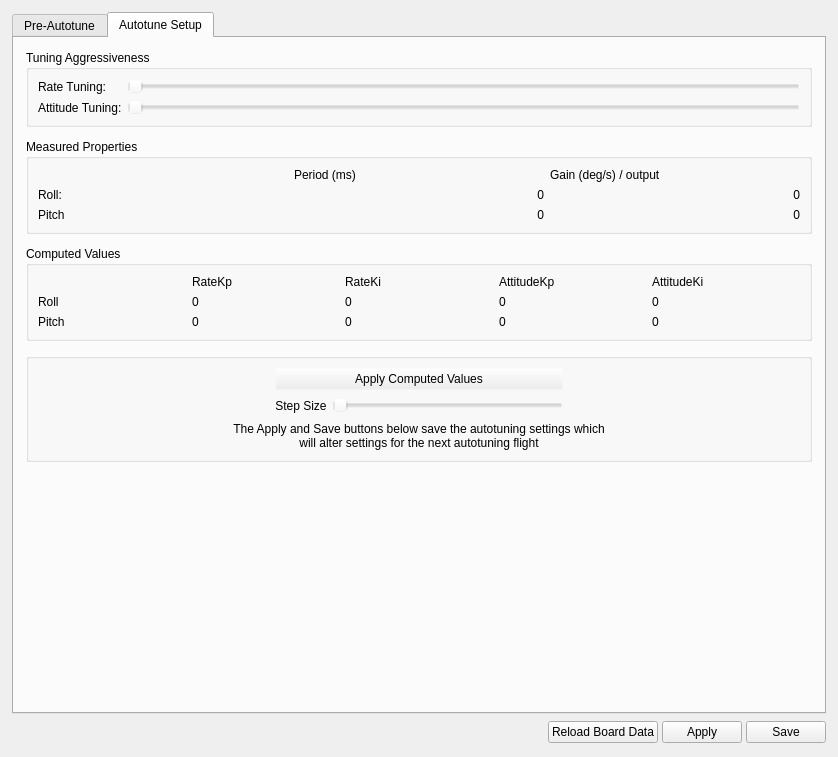
Qt form ground/gcs/src/plugins/config/autotune.ui (TauLabs/TauLabs) before a commit.
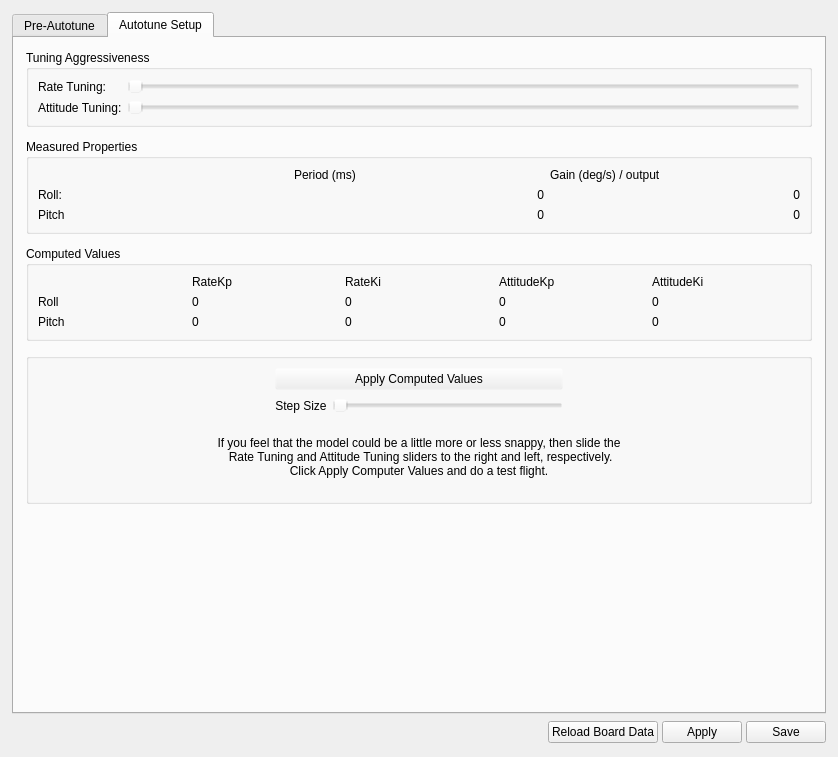
The same form after that commit. The open tabs and pages were chosen to show the change.

Commit message: Updated autotune instructions.

```diff
--- a/ground/gcs/src/plugins/config/autotune.ui
+++ b/ground/gcs/src/plugins/config/autotune.ui
@@ -558,8 +558,11 @@
                 <item row="2" column="0" colspan="4">
                  <widget class="QLabel" name="label_22">
                   <property name="text">
-                   <string>The Apply and Save buttons below save the autotuning settings which
-will alter settings for the next autotuning flight</string>
+                   <string>
+If you feel that the model could be a little more or less snappy, then slide the
+ Rate Tuning and Attitude Tuning sliders to the right and left, respectively.
+Click Apply Computer Values and do a test flight.
+</string>
                   </property>
                   <property name="alignment">
                    <set>Qt::AlignCenter</set>
```
Left out of the diff: 57 changed lines with no effect on the pictures.
